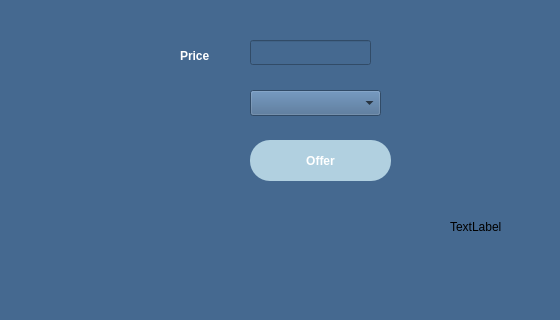
Above: Monopoly/sell_property.ui from shaahinfaezi/Monopoly before the change; both pictures show x 0 to 560 and y 100 to 420 of the 1000 by 639 pixel window. Below: the same form after it.
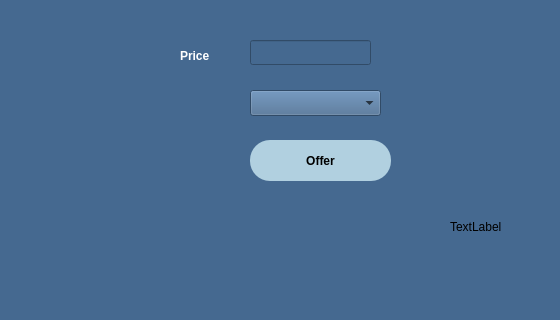
That is the form after the change.

```diff
--- a/Monopoly/sell_property.ui
+++ b/Monopoly/sell_property.ui
@@ -82,8 +82,8 @@
     </font>
    </property>
    <property name="styleSheet">
-    <string notr="true">color: rgb(255, 255, 255);
-background-color: qlineargradient(x1: 0, y1: 0, x2: 0, y2: 1, stop: 0 rgb(177, 208, 224), stop: 1 rgb(177, 208, 224));
+    <string notr="true">background-color: qlineargradient(x1: 0, y1: 0, x2: 0, y2: 1, stop: 0 rgb(177, 208, 224), stop: 1 rgb(177, 208, 224));
+color: rgb(0, 0, 0);
 border-style: solid;
 border:none;
 border-width: 5px;
```
